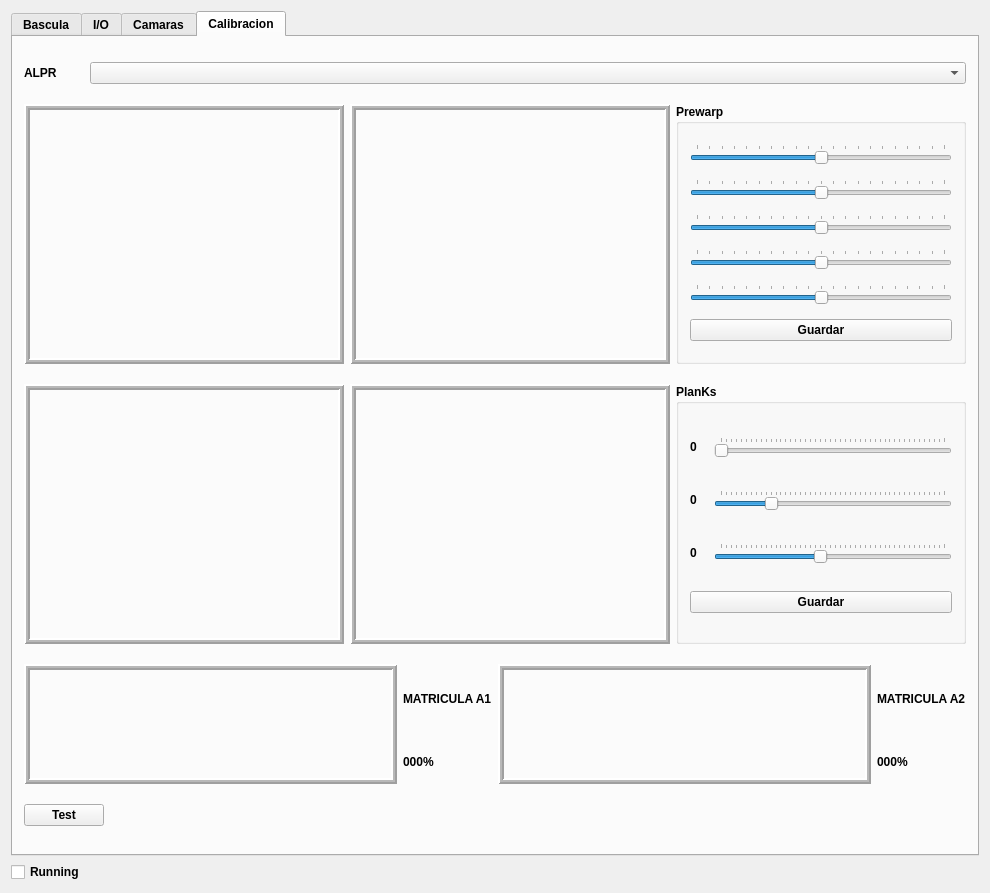
This is testlib/mainwindow.ui in sunsiz/nQTrucks as Qt 5 draws it before an edit. The edited form follows.
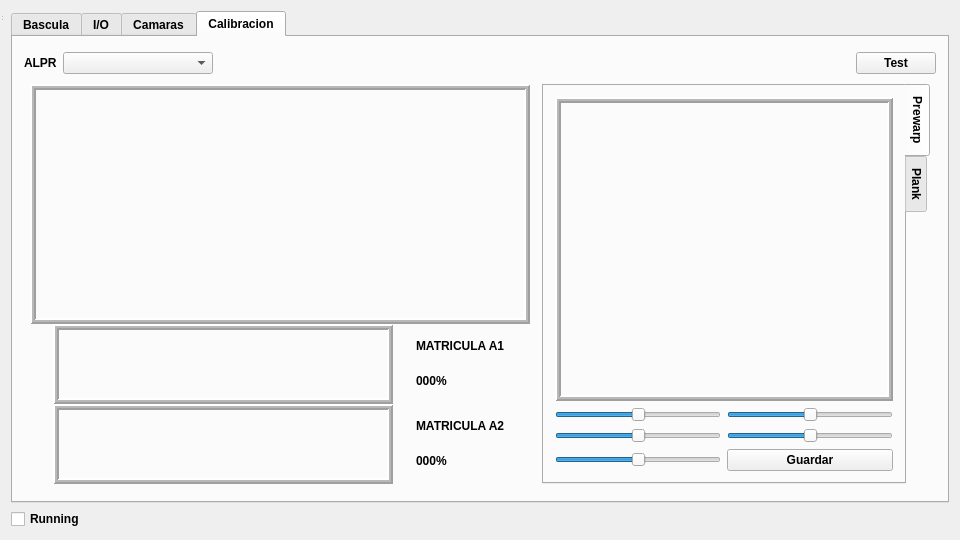
This is the edited form. The open tabs and pages were chosen to show the change.

```diff
--- a/testlib/mainwindow.ui
+++ b/testlib/mainwindow.ui
@@ -1,13 +1,16 @@
 <?xml version="1.0" encoding="UTF-8"?>
 <ui version="4.0">
  <class>MainWindow</class>
- <widget class="QMainWindow" name="MainWindow">
+ <widget class="QWidget" name="MainWindow">
+  <property name="windowModality">
+   <enum>Qt::ApplicationModal</enum>
+  </property>
   <property name="geometry">
    <rect>
     <x>0</x>
     <y>0</y>
-    <width>974</width>
-    <height>893</height>
+    <width>960</width>
+    <height>540</height>
    </rect>
   </property>
   <property name="font">
@@ -19,9 +22,10 @@
   <property name="windowTitle">
    <string>TEST LIB</string>
   </property>
-  <widget class="QWidget" name="centralWidget">
-   <layout class="QVBoxLayout" name="verticalLayout_5">
-    <item>
+  <layout class="QGridLayout" name="gridLayout_8">
+   <item row="0" column="0">
+    <layout class="QGridLayout" name="gridLayout_9">
+     <item row="0" column="0">
      <widget class="QTabWidget" name="configTabWidget">
       <property name="currentIndex">
        <number>3</number>
@@ -43,116 +47,31 @@
         <string>Bascula</string>
        </attribute>
        <layout class="QGridLayout" name="gridLayout_4">
-        <item row="0" column="0">
-         <widget class="QSplitter" name="splitter_2">
-          <property name="orientation">
-           <enum>Qt::Vertical</enum>
-          </property>
-          <widget class="QWidget" name="layoutWidget">
-           <layout class="QHBoxLayout" name="horizontalLayout_5">
-            <property name="sizeConstraint">
-             <enum>QLayout::SetDefaultConstraint</enum>
-            </property>
-            <item>
-             <widget class="QLabel" name="label_8">
-              <property name="maximumSize">
-               <size>
-                <width>100</width>
-                <height>16777215</height>
-               </size>
-              </property>
+         <item row="0" column="6">
+          <widget class="QPushButton" name="desconectarBasculaPushButton">
               <property name="text">
-               <string>Dispositivo</string>
+            <string>Desconectar</string>
               </property>
              </widget>
             </item>
-            <item>
-             <widget class="QComboBox" name="BasculaTipoComboBox">
-              <property name="minimumSize">
-               <size>
-                <width>300</width>
-                <height>0</height>
-               </size>
-              </property>
-             </widget>
-            </item>
-            <item>
-             <widget class="QComboBox" name="BasculaDevicesComboBox">
-              <property name="minimumSize">
-               <size>
-                <width>300</width>
-                <height>0</height>
-               </size>
-              </property>
-             </widget>
-            </item>
-            <item>
+         <item row="0" column="3">
              <widget class="QToolButton" name="actualizarIBasculasButton">
               <property name="text">
                <string>...</string>
               </property>
              </widget>
             </item>
-           </layout>
-          </widget>
-          <widget class="QWidget" name="layoutWidget">
-           <layout class="QHBoxLayout" name="horizontalLayout_3">
-            <property name="sizeConstraint">
-             <enum>QLayout::SetDefaultConstraint</enum>
-            </property>
-            <item>
+         <item row="0" column="1">
+          <widget class="QComboBox" name="BasculaTipoComboBox"/>
+         </item>
+         <item row="0" column="4">
              <widget class="QPushButton" name="conectarBasculaPushButton">
               <property name="text">
                <string>Conectar</string>
               </property>
              </widget>
             </item>
-            <item>
-             <widget class="QPushButton" name="desconectarBasculaPushButton">
-              <property name="text">
-               <string>Desconectar</string>
-              </property>
-             </widget>
-            </item>
-            <item>
-             <widget class="QRadioButton" name="BasculaStatus">
-              <property name="minimumSize">
-               <size>
-                <width>0</width>
-                <height>30</height>
-               </size>
-              </property>
-              <property name="text">
-               <string/>
-              </property>
-              <property name="checkable">
-               <bool>true</bool>
-              </property>
-             </widget>
-            </item>
-            <item>
-             <widget class="QPushButton" name="guardarBasculaPushButton">
-              <property name="text">
-               <string>Guardar</string>
-              </property>
-             </widget>
-            </item>
-            <item>
-             <spacer name="horizontalSpacer_3">
-              <property name="orientation">
-               <enum>Qt::Horizontal</enum>
-              </property>
-              <property name="sizeHint" stdset="0">
-               <size>
-                <width>40</width>
-                <height>20</height>
-               </size>
-              </property>
-             </spacer>
-            </item>
-           </layout>
-          </widget>
-          <widget class="QWidget" name="layoutWidget">
+         <item row="1" column="0" colspan="9">
            <layout class="QVBoxLayout" name="verticalLayout_4">
             <property name="sizeConstraint">
              <enum>QLayout::SetMaximumSize</enum>
@@ -178,12 +97,6 @@
             </item>
             <item>
              <widget class="QLCDNumber" name="BasculaLcd">
-              <property name="minimumSize">
-               <size>
-                <width>480</width>
-                <height>150</height>
-               </size>
-              </property>
               <property name="smallDecimalPoint">
                <bool>true</bool>
               </property>
@@ -200,12 +113,6 @@
             </item>
             <item>
              <widget class="QLCDNumber" name="BasculaLcd2">
-              <property name="minimumSize">
-               <size>
-                <width>480</width>
-                <height>150</height>
-               </size>
-              </property>
               <property name="smallDecimalPoint">
                <bool>true</bool>
               </property>
@@ -222,12 +129,6 @@
             </item>
             <item>
              <widget class="QLCDNumber" name="BasculaLcd3">
-              <property name="minimumSize">
-               <size>
-                <width>480</width>
-                <height>150</height>
-               </size>
-              </property>
               <property name="smallDecimalPoint">
                <bool>true</bool>
               </property>
@@ -243,9 +144,47 @@
              </widget>
             </item>
            </layout>
+         </item>
+         <item row="0" column="5">
+          <widget class="QRadioButton" name="BasculaStatus">
+           <property name="text">
+            <string/>
+           </property>
+           <property name="checkable">
+            <bool>true</bool>
+           </property>
           </widget>
-         </widget>
-        </item>
+         </item>
+         <item row="0" column="8">
+          <widget class="QPushButton" name="guardarBasculaPushButton">
+           <property name="text">
+            <string>Guardar</string>
+           </property>
+          </widget>
+         </item>
+         <item row="0" column="2">
+          <widget class="QComboBox" name="BasculaDevicesComboBox"/>
+         </item>
+         <item row="0" column="0">
+          <widget class="QLabel" name="label_8">
+           <property name="text">
+            <string>Dispositivo</string>
+           </property>
+          </widget>
+         </item>
+         <item row="0" column="7">
+          <spacer name="horizontalSpacer_3">
+           <property name="orientation">
+            <enum>Qt::Horizontal</enum>
+           </property>
+           <property name="sizeHint" stdset="0">
+            <size>
+             <width>40</width>
+             <height>20</height>
+            </size>
+           </property>
+          </spacer>
+         </item>
        </layout>
       </widget>
       <widget class="QWidget" name="IODevice">
@@ -594,6 +533,9 @@
           </property>
           <widget class="QWidget" name="layoutWidget">
            <layout class="QFormLayout" name="formLayout">
+             <property name="sizeConstraint">
+              <enum>QLayout::SetFixedSize</enum>
+             </property>
             <property name="horizontalSpacing">
              <number>6</number>
             </property>
@@ -688,13 +630,13 @@
            </layout>
           </widget>
           <widget class="QLabel" name="camaraLabel">
-           <property name="minimumSize">
-            <size>
-             <width>320</width>
-             <height>240</height>
-            </size>
-           </property>
-           <property name="maximumSize">
+            <property name="sizePolicy">
+             <sizepolicy hsizetype="Maximum" vsizetype="Maximum">
+              <horstretch>0</horstretch>
+              <verstretch>0</verstretch>
+             </sizepolicy>
+            </property>
+            <property name="minimumSize">
             <size>
              <width>320</width>
              <height>240</height>
@@ -740,9 +682,9 @@
        <attribute name="title">
         <string>Calibracion</string>
        </attribute>
-       <layout class="QGridLayout" name="gridLayout_8">
+        <layout class="QGridLayout" name="gridLayout_7">
         <item row="0" column="0">
-         <layout class="QHBoxLayout" name="horizontalLayout_14">
+          <layout class="QHBoxLayout" name="horizontalLayout_6">
           <item>
            <widget class="QLabel" name="label_9">
             <property name="maximumSize">
@@ -766,22 +708,65 @@
             </property>
            </widget>
           </item>
+           <item>
+            <spacer name="horizontalSpacer_4">
+             <property name="orientation">
+              <enum>Qt::Horizontal</enum>
+             </property>
+             <property name="sizeHint" stdset="0">
+              <size>
+               <width>40</width>
+               <height>20</height>
+              </size>
+             </property>
+            </spacer>
+           </item>
+           <item>
+            <widget class="QPushButton" name="TestMatriculaA1">
+             <property name="minimumSize">
+              <size>
+               <width>20</width>
+               <height>20</height>
+              </size>
+             </property>
+             <property name="maximumSize">
+              <size>
+               <width>80</width>
+               <height>16777215</height>
+              </size>
+             </property>
+             <property name="text">
+              <string>Test</string>
+             </property>
+            </widget>
+           </item>
          </layout>
         </item>
         <item row="1" column="0">
-         <layout class="QHBoxLayout" name="horizontalLayout_10">
+          <layout class="QHBoxLayout" name="horizontalLayout_7">
+           <item>
+            <layout class="QVBoxLayout" name="verticalLayout_8">
+             <property name="spacing">
+              <number>0</number>
+             </property>
           <item>
            <widget class="QLabel" name="FotoOriginalA">
+               <property name="sizePolicy">
+                <sizepolicy hsizetype="Expanding" vsizetype="Expanding">
+                 <horstretch>0</horstretch>
+                 <verstretch>0</verstretch>
+                </sizepolicy>
+               </property>
             <property name="minimumSize">
              <size>
-              <width>320</width>
+                 <width>500</width>
               <height>240</height>
              </size>
             </property>
             <property name="maximumSize">
              <size>
-              <width>640</width>
-              <height>480</height>
+                 <width>500</width>
+                 <height>240</height>
              </size>
             </property>
             <property name="frameShape">
@@ -805,23 +790,28 @@
            </widget>
           </item>
           <item>
-           <widget class="QLabel" name="FotoPrewarpA">
+              <layout class="QHBoxLayout" name="horizontalLayout_5">
+               <property name="spacing">
+                <number>0</number>
+               </property>
+               <item>
+                <widget class="QLabel" name="FotoMatriculaA1">
             <property name="sizePolicy">
-             <sizepolicy hsizetype="Maximum" vsizetype="Maximum">
+                  <sizepolicy hsizetype="Expanding" vsizetype="Preferred">
               <horstretch>0</horstretch>
               <verstretch>0</verstretch>
              </sizepolicy>
             </property>
             <property name="minimumSize">
              <size>
-              <width>320</width>
-              <height>240</height>
+                   <width>0</width>
+                   <height>80</height>
              </size>
             </property>
             <property name="maximumSize">
              <size>
-              <width>640</width>
-              <height>480</height>
+                   <width>340</width>
+                   <height>80</height>
              </size>
             </property>
             <property name="frameShape">
@@ -845,24 +835,175 @@
            </widget>
           </item>
           <item>
-           <widget class="QGroupBox" name="groupBox">
+                <layout class="QVBoxLayout" name="verticalLayout_5">
+                 <item>
+                  <widget class="QLabel" name="MatriculaA1">
+                   <property name="sizePolicy">
+                    <sizepolicy hsizetype="Fixed" vsizetype="Fixed">
+                     <horstretch>0</horstretch>
+                     <verstretch>0</verstretch>
+                    </sizepolicy>
+                   </property>
+                   <property name="text">
+                    <string>MATRICULA A1</string>
+                   </property>
+                  </widget>
+                 </item>
+                 <item>
+                  <widget class="QLabel" name="LongMatriculaA1">
+                   <property name="sizePolicy">
+                    <sizepolicy hsizetype="Fixed" vsizetype="Fixed">
+                     <horstretch>0</horstretch>
+                     <verstretch>0</verstretch>
+                    </sizepolicy>
+                   </property>
+                   <property name="text">
+                    <string>000%</string>
+                   </property>
+                  </widget>
+                 </item>
+                </layout>
+               </item>
+              </layout>
+             </item>
+             <item>
+              <layout class="QHBoxLayout" name="horizontalLayout_3">
+               <property name="spacing">
+                <number>0</number>
+               </property>
+               <item>
+                <widget class="QLabel" name="FotoMatriculaA2">
+                 <property name="sizePolicy">
+                  <sizepolicy hsizetype="Expanding" vsizetype="Preferred">
+                   <horstretch>0</horstretch>
+                   <verstretch>0</verstretch>
+                  </sizepolicy>
+                 </property>
             <property name="minimumSize">
              <size>
-              <width>290</width>
-              <height>260</height>
+                   <width>0</width>
+                   <height>80</height>
              </size>
             </property>
             <property name="maximumSize">
              <size>
-              <width>290</width>
-              <height>260</height>
-             </size>
-            </property>
-            <property name="title">
+                   <width>340</width>
+                   <height>80</height>
+                  </size>
+                 </property>
+                 <property name="frameShape">
+                  <enum>QFrame::Box</enum>
+                 </property>
+                 <property name="frameShadow">
+                  <enum>QFrame::Raised</enum>
+                 </property>
+                 <property name="lineWidth">
+                  <number>2</number>
+                 </property>
+                 <property name="midLineWidth">
+                  <number>2</number>
+                 </property>
+                 <property name="text">
+                  <string/>
+                 </property>
+                 <property name="scaledContents">
+                  <bool>true</bool>
+                 </property>
+                </widget>
+               </item>
+               <item>
+                <layout class="QVBoxLayout" name="verticalLayout_6">
+                 <item>
+                  <widget class="QLabel" name="MatriculaA2">
+                   <property name="sizePolicy">
+                    <sizepolicy hsizetype="Fixed" vsizetype="Fixed">
+                     <horstretch>0</horstretch>
+                     <verstretch>0</verstretch>
+                    </sizepolicy>
+                   </property>
+                   <property name="text">
+                    <string>MATRICULA A2</string>
+                   </property>
+                  </widget>
+                 </item>
+                 <item>
+                  <widget class="QLabel" name="LongMatriculaA2">
+                   <property name="sizePolicy">
+                    <sizepolicy hsizetype="Fixed" vsizetype="Fixed">
+                     <horstretch>0</horstretch>
+                     <verstretch>0</verstretch>
+                    </sizepolicy>
+                   </property>
+                   <property name="text">
+                    <string>000%</string>
+                   </property>
+                  </widget>
+                 </item>
+                </layout>
+               </item>
+              </layout>
+             </item>
+            </layout>
+           </item>
+           <item>
+            <widget class="QTabWidget" name="tabWidget">
+             <property name="sizePolicy">
+              <sizepolicy hsizetype="Maximum" vsizetype="Preferred">
+               <horstretch>0</horstretch>
+               <verstretch>0</verstretch>
+              </sizepolicy>
+             </property>
+             <property name="tabPosition">
+              <enum>QTabWidget::East</enum>
+             </property>
+             <property name="currentIndex">
+              <number>1</number>
+             </property>
+             <property name="elideMode">
+              <enum>Qt::ElideNone</enum>
+             </property>
+             <widget class="QWidget" name="Prewarp">
+              <attribute name="title">
              <string>Prewarp</string>
-            </property>
-            <layout class="QVBoxLayout" name="verticalLayout_11">
-             <item>
+              </attribute>
+              <layout class="QGridLayout" name="gridLayout_10">
+               <item row="0" column="0">
+                <widget class="QLabel" name="FotoPrewarpA">
+                 <property name="sizePolicy">
+                  <sizepolicy hsizetype="Expanding" vsizetype="Expanding">
+                   <horstretch>0</horstretch>
+                   <verstretch>0</verstretch>
+                  </sizepolicy>
+                 </property>
+                 <property name="maximumSize">
+                  <size>
+                   <width>640</width>
+                   <height>480</height>
+                  </size>
+                 </property>
+                 <property name="frameShape">
+                  <enum>QFrame::Box</enum>
+                 </property>
+                 <property name="frameShadow">
+                  <enum>QFrame::Raised</enum>
+                 </property>
+                 <property name="lineWidth">
+                  <number>2</number>
+                 </property>
+                 <property name="midLineWidth">
+                  <number>2</number>
+                 </property>
+                 <property name="text">
+                  <string/>
+                 </property>
+                 <property name="scaledContents">
+                  <bool>true</bool>
+                 </property>
+                </widget>
+               </item>
+               <item row="1" column="0">
+                <layout class="QGridLayout" name="gridLayout_6">
+                 <item row="0" column="0">
               <widget class="QSlider" name="valueXA1">
                <property name="maximum">
                 <number>200</number>
@@ -877,36 +1018,14 @@
                 <enum>Qt::Horizontal</enum>
                </property>
                <property name="tickPosition">
-                <enum>QSlider::TicksAbove</enum>
+                    <enum>QSlider::NoTicks</enum>
                </property>
                <property name="tickInterval">
                 <number>10</number>
                </property>
               </widget>
              </item>
-             <item>
-              <widget class="QSlider" name="valueYA1">
-               <property name="maximum">
-                <number>200</number>
-               </property>
-               <property name="value">
-                <number>100</number>
-               </property>
-               <property name="tracking">
-                <bool>true</bool>
-               </property>
-               <property name="orientation">
-                <enum>Qt::Horizontal</enum>
-               </property>
-               <property name="tickPosition">
-                <enum>QSlider::TicksAbove</enum>
-               </property>
-               <property name="tickInterval">
-                <number>10</number>
-               </property>
-              </widget>
-             </item>
-             <item>
+                 <item row="0" column="1">
               <widget class="QSlider" name="valueZA1">
                <property name="maximum">
                 <number>200</number>
@@ -921,14 +1040,36 @@
                 <enum>Qt::Horizontal</enum>
                </property>
                <property name="tickPosition">
-                <enum>QSlider::TicksAbove</enum>
+                    <enum>QSlider::NoTicks</enum>
                </property>
                <property name="tickInterval">
                 <number>10</number>
                </property>
               </widget>
              </item>
-             <item>
+                 <item row="1" column="0">
+                  <widget class="QSlider" name="valueYA1">
+                   <property name="maximum">
+                    <number>200</number>
+                   </property>
+                   <property name="value">
+                    <number>100</number>
+                   </property>
+                   <property name="tracking">
+                    <bool>true</bool>
+                   </property>
+                   <property name="orientation">
+                    <enum>Qt::Horizontal</enum>
+                   </property>
+                   <property name="tickPosition">
+                    <enum>QSlider::NoTicks</enum>
+                   </property>
+                   <property name="tickInterval">
+                    <number>10</number>
+                   </property>
+                  </widget>
+                 </item>
+                 <item row="1" column="1">
               <widget class="QSlider" name="valueWA1">
                <property name="maximum">
                 <number>200</number>
@@ -943,14 +1084,14 @@
                 <enum>Qt::Horizontal</enum>
                </property>
                <property name="tickPosition">
-                <enum>QSlider::TicksAbove</enum>
+                    <enum>QSlider::NoTicks</enum>
                </property>
                <property name="tickInterval">
                 <number>10</number>
                </property>
               </widget>
              </item>
-             <item>
+                 <item row="2" column="0">
               <widget class="QSlider" name="valueDA1">
                <property name="maximum">
                 <number>200</number>
@@ -965,14 +1106,14 @@
                 <enum>Qt::Horizontal</enum>
                </property>
                <property name="tickPosition">
-                <enum>QSlider::TicksAbove</enum>
+                    <enum>QSlider::NoTicks</enum>
                </property>
                <property name="tickInterval">
                 <number>10</number>
                </property>
               </widget>
              </item>
-             <item>
+                 <item row="2" column="1">
               <widget class="QPushButton" name="guardarPrewarp">
                <property name="text">
                 <string>Guardar</string>
@@ -980,26 +1121,16 @@
               </widget>
              </item>
             </layout>
-           </widget>
-          </item>
-         </layout>
-        </item>
-        <item row="2" column="0">
-         <layout class="QHBoxLayout" name="horizontalLayout_11">
-          <item>
+               </item>
+              </layout>
+             </widget>
+             <widget class="QWidget" name="Plank">
+              <attribute name="title">
+               <string>Plank</string>
+              </attribute>
+              <layout class="QGridLayout" name="gridLayout">
+               <item row="0" column="0">
            <widget class="QLabel" name="FotoBlancosA">
-            <property name="minimumSize">
-             <size>
-              <width>320</width>
-              <height>240</height>
-             </size>
-            </property>
-            <property name="maximumSize">
-             <size>
-              <width>640</width>
-              <height>480</height>
-             </size>
-            </property>
             <property name="frameShape">
              <enum>QFrame::Box</enum>
             </property>
@@ -1020,20 +1151,8 @@
             </property>
            </widget>
           </item>
-          <item>
+               <item row="1" column="0">
            <widget class="QLabel" name="FotoRojosA">
-            <property name="minimumSize">
-             <size>
-              <width>320</width>
-              <height>240</height>
-             </size>
-            </property>
-            <property name="maximumSize">
-             <size>
-              <width>640</width>
-              <height>480</height>
-             </size>
-            </property>
             <property name="frameShape">
              <enum>QFrame::Box</enum>
             </property>
@@ -1054,25 +1173,9 @@
             </property>
            </widget>
           </item>
+               <item row="2" column="0">
+                <layout class="QHBoxLayout" name="horizontalLayout_8">
           <item>
-           <widget class="QGroupBox" name="groupBox_2">
-            <property name="minimumSize">
-             <size>
-              <width>290</width>
-              <height>260</height>
-             </size>
-            </property>
-            <property name="maximumSize">
-             <size>
-              <width>290</width>
-              <height>260</height>
-             </size>
-            </property>
-            <property name="title">
-             <string>PlanKs</string>
-            </property>
-            <layout class="QGridLayout" name="gridLayout">
-             <item row="0" column="0">
               <widget class="QLabel" name="lvPlankA">
                <property name="minimumSize">
                 <size>
@@ -1091,7 +1194,7 @@
                </property>
               </widget>
              </item>
-             <item row="0" column="1">
+                 <item>
               <widget class="QSlider" name="vPlankA">
                <property name="maximum">
                 <number>90</number>
@@ -1118,64 +1221,14 @@
                 <bool>false</bool>
                </property>
                <property name="tickPosition">
-                <enum>QSlider::TicksAbove</enum>
+                    <enum>QSlider::NoTicks</enum>
                </property>
                <property name="tickInterval">
                 <number>2</number>
                </property>
               </widget>
              </item>
-             <item row="1" column="0">
-              <widget class="QLabel" name="lvPlankB">
-               <property name="minimumSize">
-                <size>
-                 <width>18</width>
-                 <height>30</height>
-                </size>
-               </property>
-               <property name="maximumSize">
-                <size>
-                 <width>18</width>
-                 <height>30</height>
-                </size>
-               </property>
-               <property name="text">
-                <string>0</string>
-               </property>
-              </widget>
-             </item>
-             <item row="1" column="1">
-              <widget class="QSlider" name="vPlankB">
-               <property name="maximum">
-                <number>90</number>
-               </property>
-               <property name="singleStep">
-                <number>2</number>
-               </property>
-               <property name="pageStep">
-                <number>1</number>
-               </property>
-               <property name="value">
-                <number>20</number>
-               </property>
-               <property name="tracking">
-                <bool>true</bool>
-               </property>
-               <property name="orientation">
-                <enum>Qt::Horizontal</enum>
-               </property>
-               <property name="invertedControls">
-                <bool>false</bool>
-               </property>
-               <property name="tickPosition">
-                <enum>QSlider::TicksAbove</enum>
-               </property>
-               <property name="tickInterval">
-                <number>2</number>
-               </property>
-              </widget>
-             </item>
-             <item row="2" column="0">
+                 <item>
               <widget class="QLabel" name="lvPlankC">
                <property name="minimumSize">
                 <size>
@@ -1194,7 +1247,7 @@
                </property>
               </widget>
              </item>
-             <item row="2" column="1">
+                 <item>
               <widget class="QSlider" name="vPlankC">
                <property name="maximum">
                 <number>90</number>
@@ -1215,170 +1268,67 @@
                 <enum>Qt::Horizontal</enum>
                </property>
                <property name="tickPosition">
-                <enum>QSlider::TicksAbove</enum>
+                    <enum>QSlider::NoTicks</enum>
                </property>
                <property name="tickInterval">
                 <number>2</number>
                </property>
               </widget>
              </item>
-             <item row="3" column="0" colspan="2">
-              <widget class="QPushButton" name="guardarPlanK">
+                 <item>
+                  <widget class="QLabel" name="lvPlankB">
+                   <property name="minimumSize">
+                    <size>
+                     <width>18</width>
+                     <height>30</height>
+                    </size>
+                   </property>
+                   <property name="maximumSize">
+                    <size>
+                     <width>18</width>
+                     <height>30</height>
+                    </size>
+                   </property>
                <property name="text">
-                <string>Guardar</string>
+                    <string>0</string>
                </property>
               </widget>
              </item>
-            </layout>
+                 <item>
+                  <widget class="QSlider" name="vPlankB">
+                   <property name="maximum">
+                    <number>90</number>
+                   </property>
+                   <property name="singleStep">
+                    <number>2</number>
+                   </property>
+                   <property name="pageStep">
+                    <number>1</number>
+                   </property>
+                   <property name="value">
+                    <number>20</number>
+                   </property>
+                   <property name="tracking">
+                    <bool>true</bool>
+                   </property>
+                   <property name="orientation">
+                    <enum>Qt::Horizontal</enum>
+                   </property>
+                   <property name="invertedControls">
+                    <bool>false</bool>
+                   </property>
+                   <property name="tickPosition">
+                    <enum>QSlider::NoTicks</enum>
+                   </property>
+                   <property name="tickInterval">
+                    <number>2</number>
+                   </property>
            </widget>
           </item>
          </layout>
         </item>
         <item row="3" column="0">
-         <layout class="QGridLayout" name="gridLayout_6">
-          <item row="0" column="0" rowspan="2">
-           <widget class="QLabel" name="FotoMatriculaA1">
-            <property name="minimumSize">
-             <size>
-              <width>340</width>
-              <height>120</height>
-             </size>
-            </property>
-            <property name="maximumSize">
-             <size>
-              <width>680</width>
-              <height>240</height>
-             </size>
-            </property>
-            <property name="frameShape">
-             <enum>QFrame::Box</enum>
-            </property>
-            <property name="frameShadow">
-             <enum>QFrame::Raised</enum>
-            </property>
-            <property name="lineWidth">
-             <number>2</number>
-            </property>
-            <property name="midLineWidth">
-             <number>2</number>
-            </property>
-            <property name="text">
-             <string/>
-            </property>
-            <property name="scaledContents">
-             <bool>true</bool>
-            </property>
-           </widget>
-          </item>
-          <item row="0" column="1">
-           <widget class="QLabel" name="MatriculaA1">
-            <property name="sizePolicy">
-             <sizepolicy hsizetype="Fixed" vsizetype="Fixed">
-              <horstretch>0</horstretch>
-              <verstretch>0</verstretch>
-             </sizepolicy>
-            </property>
-            <property name="text">
-             <string>MATRICULA A1</string>
-            </property>
-           </widget>
-          </item>
-          <item row="0" column="2" rowspan="2">
-           <widget class="QLabel" name="FotoMatriculaA2">
-            <property name="minimumSize">
-             <size>
-              <width>340</width>
-              <height>120</height>
-             </size>
-            </property>
-            <property name="maximumSize">
-             <size>
-              <width>680</width>
-              <height>240</height>
-             </size>
-            </property>
-            <property name="frameShape">
-             <enum>QFrame::Box</enum>
-            </property>
-            <property name="frameShadow">
-             <enum>QFrame::Raised</enum>
-            </property>
-            <property name="lineWidth">
-             <number>2</number>
-            </property>
-            <property name="midLineWidth">
-             <number>2</number>
-            </property>
-            <property name="text">
-             <string/>
-            </property>
-            <property name="scaledContents">
-             <bool>true</bool>
-            </property>
-           </widget>
-          </item>
-          <item row="0" column="3">
-           <widget class="QLabel" name="MatriculaA2">
-            <property name="sizePolicy">
-             <sizepolicy hsizetype="Fixed" vsizetype="Fixed">
-              <horstretch>0</horstretch>
-              <verstretch>0</verstretch>
-             </sizepolicy>
-            </property>
-            <property name="text">
-             <string>MATRICULA A2</string>
-            </property>
-           </widget>
-          </item>
-          <item row="1" column="1">
-           <widget class="QLabel" name="LongMatriculaA1">
-            <property name="sizePolicy">
-             <sizepolicy hsizetype="Fixed" vsizetype="Fixed">
-              <horstretch>0</horstretch>
-              <verstretch>0</verstretch>
-             </sizepolicy>
-            </property>
-            <property name="text">
-             <string>000%</string>
-            </property>
-           </widget>
-          </item>
-          <item row="1" column="3">
-           <widget class="QLabel" name="LongMatriculaA2">
-            <property name="sizePolicy">
-             <sizepolicy hsizetype="Fixed" vsizetype="Fixed">
-              <horstretch>0</horstretch>
-              <verstretch>0</verstretch>
-             </sizepolicy>
-            </property>
-            <property name="text">
-             <string>000%</string>
-            </property>
-           </widget>
-          </item>
-         </layout>
-        </item>
-        <item row="4" column="0">
-         <layout class="QHBoxLayout" name="horizontalLayout_8">
-          <item>
-           <widget class="QPushButton" name="TestMatriculaA1">
-            <property name="minimumSize">
-             <size>
-              <width>20</width>
-              <height>20</height>
-             </size>
-            </property>
-            <property name="maximumSize">
-             <size>
-              <width>80</width>
-              <height>16777215</height>
-             </size>
-            </property>
-            <property name="text">
-             <string>Test</string>
-            </property>
-           </widget>
-          </item>
+                <layout class="QHBoxLayout" name="horizontalLayout_10">
           <item>
            <spacer name="horizontalSpacer_5">
             <property name="orientation">
@@ -1392,13 +1342,26 @@
             </property>
            </spacer>
           </item>
-         </layout>
-        </item>
-       </layout>
-      </widget>
-     </widget>
-    </item>
     <item>
+                  <widget class="QPushButton" name="guardarPlanK">
+                   <property name="text">
+                    <string>Guardar</string>
+                   </property>
+                  </widget>
+                 </item>
+                </layout>
+               </item>
+              </layout>
+             </widget>
+            </widget>
+           </item>
+          </layout>
+         </item>
+        </layout>
+       </widget>
+      </widget>
+     </item>
+     <item row="1" column="0">
      <widget class="QCheckBox" name="runningCheckBox">
       <property name="text">
        <string>Running</string>
@@ -1406,6 +1369,17 @@
      </widget>
     </item>
    </layout>
+   </item>
+  </layout>
+  <widget class="QStatusBar" name="statusBar">
+   <property name="geometry">
+    <rect>
+     <x>0</x>
+     <y>0</y>
+     <width>3</width>
+     <height>22</height>
+    </rect>
+   </property>
   </widget>
  </widget>
  <layoutdefault spacing="6" margin="11"/>
```
Lines whose indentation alone changed are shown as unchanged.
